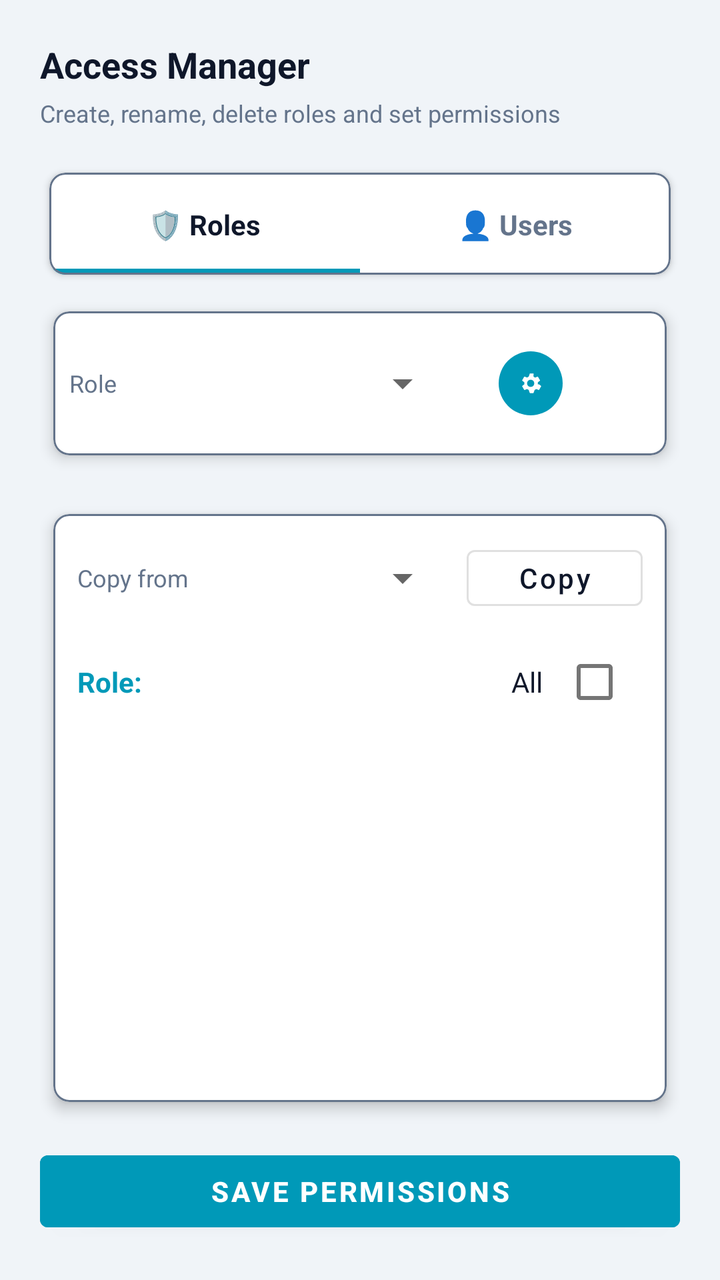
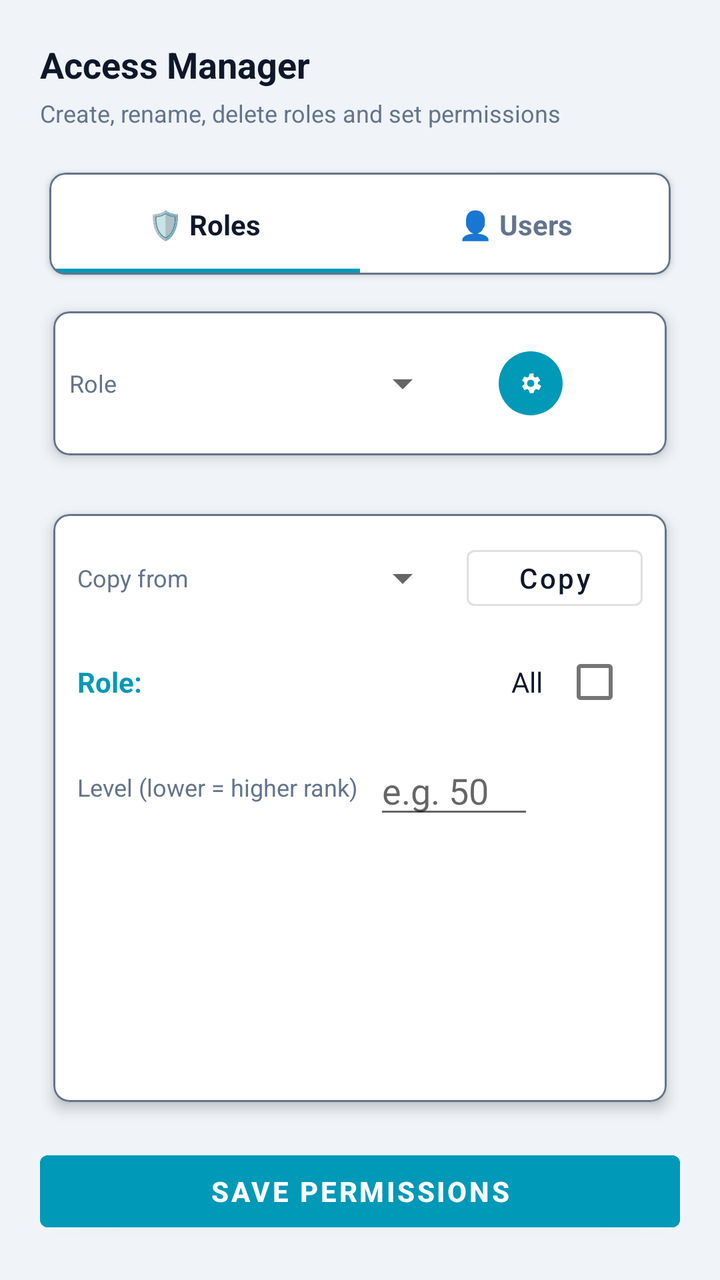

Before-and-after screenshots of an Android layout around one commit, followed by the original layout XML and the change that was made.
<!-- AndroidManifest.xml: application theme Theme.DataBridge -->
<!-- res/layout/fragment_access_manager.xml -->
<?xml version="1.0" encoding="utf-8"?>
<LinearLayout xmlns:android="http://schemas.android.com/apk/res/android"
    xmlns:app="http://schemas.android.com/apk/res-auto"
    android:layout_width="match_parent"
    android:layout_height="match_parent"
    android:orientation="vertical"
    android:padding="20dp"
    android:background="@color/theme_bg_app">

    <LinearLayout
        android:layout_width="match_parent"
        android:layout_height="wrap_content"
        android:orientation="horizontal"
        android:gravity="center_vertical">

        <LinearLayout
            android:layout_width="0dp"
            android:layout_height="wrap_content"
            android:layout_weight="1"
            android:orientation="vertical">

            <TextView
                android:id="@+id/tvAccessTitle"
                android:layout_width="wrap_content"
                android:layout_height="wrap_content"
                android:text="Access Manager"
                android:textStyle="bold"
                android:textSize="18sp"
                android:textColor="@color/theme_text_primary" />

            <TextView
                android:id="@+id/tvAccessSubtitle"
                android:layout_width="wrap_content"
                android:layout_height="wrap_content"
                android:text="Create, rename, delete roles and set permissions"
                android:textSize="12sp"
                android:textColor="@color/theme_text_secondary"
                android:layout_marginTop="4dp"
                android:layout_marginBottom="16dp" />
        </LinearLayout>

        <FrameLayout
            android:id="@+id/btnCreateRole"
            android:layout_width="56dp"
            android:layout_height="56dp"
            android:layout_marginStart="8dp"
            android:visibility="gone"
            android:foreground="?attr/selectableItemBackgroundBorderless"
            android:clickable="true"
            android:focusable="true"
            android:layout_gravity="top|end">
            <ImageView
                android:layout_width="32dp"
                android:layout_height="32dp"
                android:layout_gravity="center"
                android:background="@drawable/bg_salary_add_circle"
                android:padding="10dp"
                android:src="@drawable/ic_add_24"
                android:tint="@color/theme_btn_accent_text"
                android:contentDescription="Create role" />
        </FrameLayout>
    </LinearLayout>

    <com.google.android.material.card.MaterialCardView
        android:id="@+id/cardTabs"
        android:layout_width="match_parent"
        android:layout_height="wrap_content"
        android:layout_marginBottom="4dp"
        app:cardUseCompatPadding="true"
        app:cardElevation="2dp"
        app:cardCornerRadius="8dp"
        app:strokeWidth="1dp"
        app:strokeColor="@color/theme_text_secondary">

        <LinearLayout
            android:id="@+id/llTabs"
            android:layout_width="match_parent"
            android:layout_height="wrap_content"
            android:orientation="horizontal"
            android:background="@color/theme_bg_card"
            android:paddingTop="6dp"
            android:paddingBottom="0dp">

            <LinearLayout
                android:layout_width="0dp"
                android:layout_height="wrap_content"
                android:layout_weight="1"
                android:orientation="vertical"
                android:gravity="center_horizontal">

                <TextView
                    android:id="@+id/tabRoles"
                    android:layout_width="wrap_content"
                    android:layout_height="40dp"
                    android:gravity="center"
                    android:text="🛡️ Roles"
                    android:textColor="@color/theme_text_primary"
                    android:textStyle="bold" />

                <View
                    android:id="@+id/indicatorRoles"
                    android:layout_width="match_parent"
                    android:layout_height="3dp"
                    android:layout_marginTop="2dp"
                    android:background="@color/theme_accent" />
            </LinearLayout>

            <LinearLayout
                android:layout_width="0dp"
                android:layout_height="wrap_content"
                android:layout_weight="1"
                android:orientation="vertical"
                android:gravity="center_horizontal">

                <TextView
                    android:id="@+id/tabUsers"
                    android:layout_width="wrap_content"
                    android:layout_height="40dp"
                    android:gravity="center"
                    android:text="👤 Users"
                    android:textColor="@color/theme_text_secondary"
                    android:textStyle="bold" />

                <View
                    android:id="@+id/indicatorUsers"
                    android:layout_width="match_parent"
                    android:layout_height="3dp"
                    android:layout_marginTop="2dp"
                    android:background="@color/theme_accent"
                    android:visibility="gone" />
            </LinearLayout>
        </LinearLayout>
    </com.google.android.material.card.MaterialCardView>

    <com.google.android.material.card.MaterialCardView
        android:id="@+id/cardUserFilter"
        android:layout_width="match_parent"
        android:layout_height="wrap_content"
        android:layout_marginBottom="8dp"
        android:visibility="gone"
        app:cardUseCompatPadding="true"
        app:cardElevation="2dp"
        app:cardCornerRadius="8dp"
        app:strokeWidth="1dp"
        app:strokeColor="@color/theme_text_secondary">

        <LinearLayout
            android:layout_width="match_parent"
            android:layout_height="wrap_content"
            android:orientation="horizontal"
            android:gravity="center_vertical"
            android:padding="8dp">

            <TextView
                android:layout_width="wrap_content"
                android:layout_height="wrap_content"
                android:text="Filter:"
                android:textSize="12sp"
                android:textColor="@color/theme_text_secondary"
                android:layout_marginEnd="8dp" />

            <Spinner
                android:id="@+id/spinnerFilterRole"
                android:layout_width="0dp"
                android:layout_height="40dp"
                android:layout_weight="0.8"
                android:spinnerMode="dropdown"
                android:tooltipText="Filter by role" />

            <Space
                android:layout_width="8dp"
                android:layout_height="0dp" />

            <EditText
                android:id="@+id/etFilterUser"
                android:layout_width="0dp"
                android:layout_height="40dp"
                android:layout_weight="1.2"
                android:hint="Search user"
                android:singleLine="true"
                android:paddingStart="8dp"
                android:background="@color/theme_bg_card" />

        </LinearLayout>
    </com.google.android.material.card.MaterialCardView>

    <com.google.android.material.card.MaterialCardView
        android:id="@+id/cardRoleControls"
        android:layout_width="match_parent"
        android:layout_height="wrap_content"
        android:layout_marginBottom="12dp"
        app:cardUseCompatPadding="true"
        app:cardElevation="4dp"
        app:cardCornerRadius="8dp"
        app:strokeWidth="1dp"
        app:strokeColor="@color/theme_text_secondary">

        <LinearLayout
            android:layout_width="match_parent"
            android:layout_height="wrap_content"
            android:orientation="horizontal"
            android:gravity="center_vertical"
            android:weightSum="1.2"
            android:padding="8dp">

            <TextView
                android:layout_width="wrap_content"
                android:layout_height="wrap_content"
                android:text="Role"
                android:textSize="12sp"
                android:textColor="@color/theme_text_secondary"
                android:layout_marginEnd="8dp" />

            <Spinner
                android:id="@+id/spinnerRoles"
                android:layout_width="0dp"
                android:layout_height="48dp"
                android:layout_weight="1"
                android:paddingStart="12dp"
                android:spinnerMode="dropdown"
                android:tooltipText="Select role" />

            <FrameLayout
                android:id="@+id/btnRoleMenu"
                android:layout_width="56dp"
                android:layout_height="56dp"
                android:layout_weight="0"
                android:layout_marginStart="12dp"
                android:layout_gravity="end"
                android:foreground="?attr/selectableItemBackgroundBorderless"
                android:clickable="true"
                android:focusable="true">
                <ImageView
                    android:layout_width="32dp"
                    android:layout_height="32dp"
                    android:layout_gravity="center"
                    android:background="@drawable/bg_salary_add_circle"
                    android:padding="10dp"
                    android:src="@drawable/ic_settings_24"
                    android:tint="@color/theme_btn_accent_text"
                    android:contentDescription="Role actions" />
            </FrameLayout>
        </LinearLayout>
    </com.google.android.material.card.MaterialCardView>

    
    <FrameLayout
        android:id="@+id/btnRenameRole"
        android:layout_width="0dp"
        android:layout_height="0dp"
        android:visibility="gone" />

    <FrameLayout
        android:id="@+id/btnDeleteRole"
        android:layout_width="0dp"
        android:layout_height="0dp"
        android:visibility="gone" />

    

    <com.google.android.material.card.MaterialCardView
        android:id="@+id/cardPermissions"
        android:layout_width="match_parent"
        android:layout_height="0dp"
        android:layout_weight="1.2"
        app:cardUseCompatPadding="true"
        app:cardElevation="4dp"
        app:cardCornerRadius="8dp"
        app:strokeWidth="1dp"
        app:strokeColor="@color/theme_text_secondary">

        <LinearLayout
            android:layout_width="match_parent"
            android:layout_height="match_parent"
            android:orientation="vertical"
            android:padding="12dp">

            <LinearLayout
                android:layout_width="match_parent"
                android:layout_height="wrap_content"
                android:orientation="horizontal"
                android:gravity="center_vertical"
                android:layout_marginBottom="8dp">

                <TextView
                    android:layout_width="wrap_content"
                    android:layout_height="wrap_content"
                    android:text="Copy from"
                    android:textSize="12sp"
                    android:textColor="@color/theme_text_secondary"
                    android:layout_marginEnd="8dp" />

                <Spinner
                    android:id="@+id/spinnerCopyRole"
                    android:layout_width="0dp"
                    android:layout_height="40dp"
                    android:layout_weight="1"
                    android:spinnerMode="dropdown"
                    android:tooltipText="Copy permissions from" />

                <Space
                    android:layout_width="8dp"
                    android:layout_height="0dp" />

                <com.google.android.material.button.MaterialButton
                    android:id="@+id/btnCopyPermissions"
                    style="@style/Widget.MaterialComponents.Button.OutlinedButton"
                    android:layout_width="wrap_content"
                    android:layout_height="40dp"
                    android:text="Copy"
                    android:textAllCaps="false"
                    android:textColor="@color/theme_text_primary" />
            </LinearLayout>

            <LinearLayout
                android:layout_width="match_parent"
                android:layout_height="wrap_content"
                android:orientation="horizontal"
                android:gravity="center_vertical"
                android:layout_marginBottom="8dp">

                <TextView
                    android:id="@+id/tvRoleName"
                    android:layout_width="0dp"
                    android:layout_height="wrap_content"
                    android:layout_weight="1"
                    android:text="Role:"
                    android:textColor="@color/theme_text_accent"
                    android:textStyle="bold"
                    android:textSize="14sp" />

                <TextView
                    android:layout_width="wrap_content"
                    android:layout_height="wrap_content"
                    android:text="All"
                    android:textColor="@color/theme_text_primary"
                    android:layout_marginEnd="2dp" />

                <CheckBox
                    android:id="@+id/cbSelectAllPerms"
                    android:layout_width="wrap_content"
                    android:layout_height="wrap_content" />
            </LinearLayout>

            <androidx.recyclerview.widget.RecyclerView
                android:id="@+id/rvPermissions"
                android:layout_width="match_parent"
                android:layout_height="0dp"
                android:layout_weight="1" />
        </LinearLayout>
    </com.google.android.material.card.MaterialCardView>

    <androidx.recyclerview.widget.RecyclerView
        android:id="@+id/rvUsersAccessList"
        android:layout_width="match_parent"
        android:layout_height="0dp"
        android:layout_weight="1"
        android:visibility="gone" />

    <ProgressBar
        android:id="@+id/progressAccess"
        style="?android:attr/progressBarStyleHorizontal"
        android:layout_width="match_parent"
        android:layout_height="4dp"
        android:visibility="gone" />

    <Button
        android:id="@+id/btnSavePermissions"
        android:layout_width="match_parent"
        android:layout_height="48dp"
        android:text="Save Permissions"
        android:textColor="@color/theme_btn_accent_text"
        android:backgroundTint="@color/theme_btn_accent_bg"
        android:textStyle="bold"
        android:layout_marginTop="12dp" />

</LinearLayout>
<!-- resources referenced by this layout -->
<resources>
  <color name="theme_accent">#0099b8</color>
  <color name="theme_bg_app">#f0f4f8</color>
  <color name="theme_bg_card">#ffffff</color>
  <color name="theme_btn_accent_bg">#0099b8</color>
  <color name="theme_btn_accent_text">#ffffff</color>
  <color name="theme_text_accent">#0099b8</color>
  <color name="theme_text_primary">#0f172a</color>
  <color name="theme_text_secondary">#64748b</color>
  <!-- drawable bg_salary_add_circle (drawable) -->
  <?xml version="1.0" encoding="utf-8"?>
  <shape xmlns:android="http://schemas.android.com/apk/res/android"
      android:shape="oval">
      <solid android:color="@color/theme_btn_accent_bg" />
  </shape>
  <!-- drawable ic_add_24 (drawable) -->
  <?xml version="1.0" encoding="utf-8"?>
  <vector xmlns:android="http://schemas.android.com/apk/res/android"
      android:width="24dp"
      android:height="24dp"
      android:viewportWidth="24"
      android:viewportHeight="24">
      <path
          android:fillColor="#FFFFFFFF"
          android:pathData="M19,13h-6v6h-2v-6H5v-2h6V5h2v6h6v2z"/>
  </vector>
  <!-- drawable ic_settings_24 (drawable) -->
  <vector xmlns:android="http://schemas.android.com/apk/res/android"
      android:width="24dp"
      android:height="24dp"
      android:viewportWidth="24"
      android:viewportHeight="24">
      <path
          android:fillColor="#FFFFFFFF"
          android:pathData="M19.14,12.94c0.04,-0.31 0.06,-0.63 0.06,-0.94s-0.02,-0.63 -0.06,-0.94l2.03,-1.58c0.18,-0.14 0.23,-0.41 0.12,-0.61l-1.92,-3.32c-0.11,-0.2 -0.36,-0.28 -0.57,-0.22l-2.39,0.96c-0.5,-0.38 -1.03,-0.7 -1.62,-0.94L14.96,2.5c-0.04,-0.22 -0.24,-0.38 -0.47,-0.38h-3c-0.23,0 -0.43,0.16 -0.47,0.38L10.06,5.3c-0.59,0.24 -1.12,0.56 -1.61,0.94L6.06,5.28c-0.21,-0.08 -0.46,0.02 -0.57,0.22L3.57,8.82c-0.11,0.2 -0.06,0.47 0.12,0.61l2.03,1.58c-0.04,0.31 -0.07,0.65 -0.07,0.97 0,0.31 0.02,0.63 0.06,0.94l-2.03,1.58c-0.18,0.14 -0.23,0.41 -0.12,0.61l1.92,3.32c0.11,0.2 0.36,0.28 0.57,0.22l2.39,-0.96c0.5,0.38 1.03,0.7 1.62,0.94l0.96,2.8c0.04,0.22 0.24,0.38 0.47,0.38h3c0.23,0 0.43,-0.16 0.47,-0.38l0.96,-2.8c0.59,-0.24 1.12,-0.56 1.61,-0.94l2.39,0.96c0.21,0.08 0.46,-0.02 0.57,-0.22l1.92,-3.32c0.11,-0.2 0.06,-0.47 -0.12,-0.61l-2.03,-1.58zM12,15.6c-1.99,0 -3.6,-1.61 -3.6,-3.6s1.61,-3.6 3.6,-3.6 3.6,1.61 3.6,3.6 -1.61,3.6 -3.6,3.6z" />
  </vector>
  <style name="Theme.DataBridge" parent="Theme.MaterialComponents.DayNight.NoActionBar">
      <item name="colorPrimary">#00d4ff</item>
      <item name="colorPrimaryVariant">#16213e</item>
      <item name="colorOnPrimary">#ffffff</item>
      <item name="colorSecondary">#00d4ff</item>
      <item name="android:statusBarColor">#1a1a2e</item>
  </style>
</resources>

<!-- the commit's change to res/layout/fragment_access_manager.xml (unified diff, before → after) -->
@@ -342,6 +342,30 @@
                     android:layout_height="wrap_content" />
             </LinearLayout>
 
+            <LinearLayout
+                android:layout_width="match_parent"
+                android:layout_height="wrap_content"
+                android:orientation="horizontal"
+                android:gravity="center_vertical"
+                android:layout_marginBottom="8dp">
+
+                <TextView
+                    android:layout_width="wrap_content"
+                    android:layout_height="wrap_content"
+                    android:text="Level (lower = higher rank)"
+                    android:textSize="12sp"
+                    android:textColor="@color/theme_text_secondary"
+                    android:layout_marginEnd="8dp" />
+
+                <EditText
+                    android:id="@+id/etRoleLevel"
+                    android:layout_width="80dp"
+                    android:layout_height="wrap_content"
+                    android:inputType="number"
+                    android:maxLength="4"
+                    android:hint="e.g. 50" />
+            </LinearLayout>
+
             <androidx.recyclerview.widget.RecyclerView
                 android:id="@+id/rvPermissions"
                 android:layout_width="match_parent"
